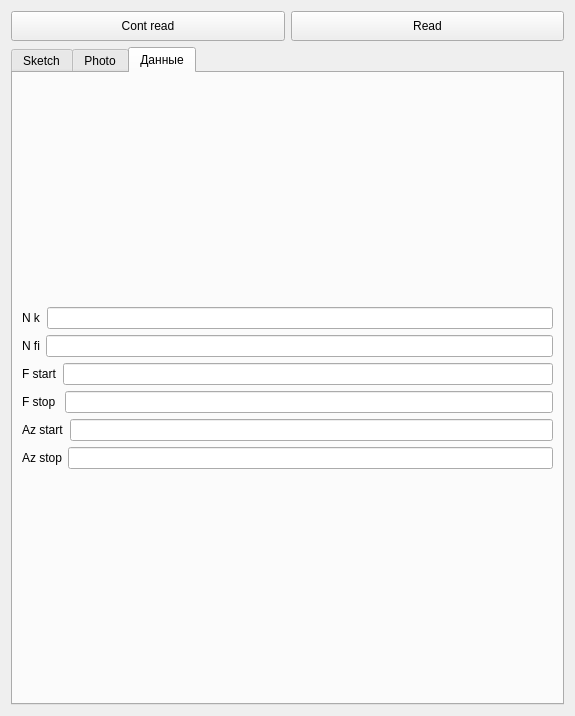
Old version of the form form_spectr.ui in the repository zuban/VisualizationQt.
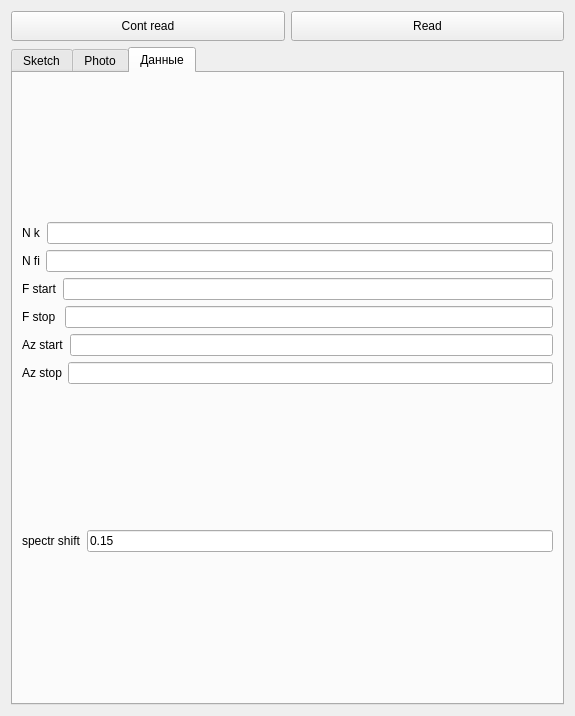
New version of the form. The open tabs and pages were chosen to show the change.

```diff
--- a/form_spectr.ui
+++ b/form_spectr.ui
@@ -926,6 +926,24 @@
            </item>
           </layout>
          </item>
+         <item row="1" column="0">
+          <layout class="QHBoxLayout" name="horizontalLayout_9">
+           <item>
+            <widget class="QLabel" name="spectr_shift">
+             <property name="text">
+              <string>spectr shift</string>
+             </property>
+            </widget>
+           </item>
+           <item>
+            <widget class="QLineEdit" name="spectr_shift_lineedit">
+             <property name="text">
+              <string>0.15</string>
+             </property>
+            </widget>
+           </item>
+          </layout>
+         </item>
         </layout>
        </widget>
       </widget>
```
